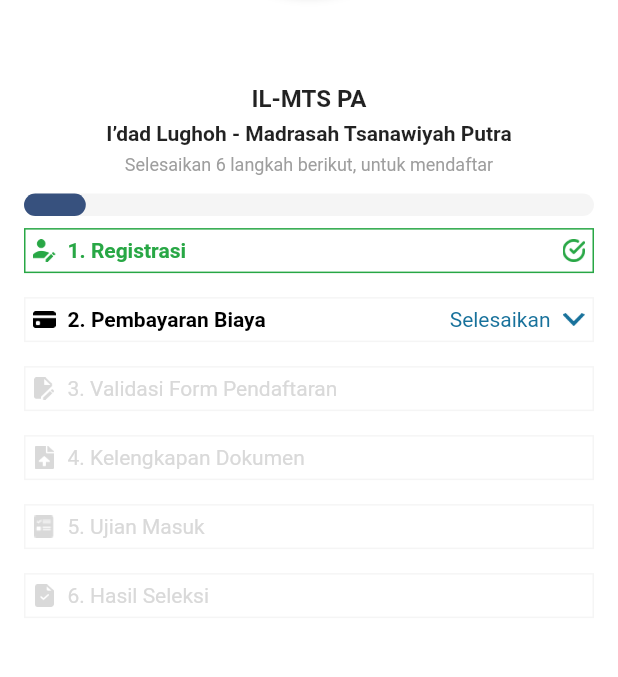
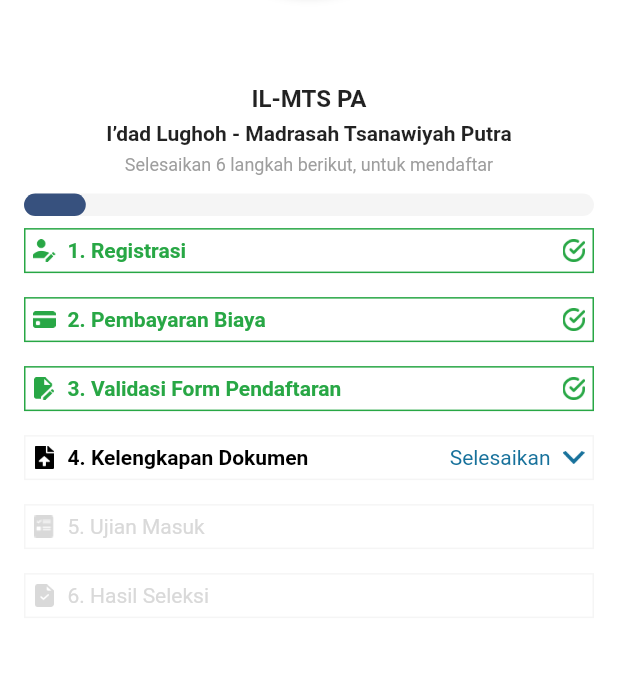
Before and after one commit to khaqim/belajar-flutter-af, a Flutter app: the screen it shows after launch, on a phone screen of 412 x 824 dp, the part 497-1174 px from its top. Run offline on Flutter 3.47's test engine with Material 2 defaults, Android fonts, the light colour scheme and no system bars.

Commit message:
set progress by activeMenuNumber

```diff
--- a/lib/home/redesign_home_page.dart
+++ b/lib/home/redesign_home_page.dart
@@ -1,7 +1,10 @@
 import 'package:flutter/material.dart';
 
 class RedesignHomePage extends StatelessWidget {
-  const RedesignHomePage({Key? key}) : super(key: key);
+  final int activeMenuNumber;
+
+  const RedesignHomePage({Key? key, required this.activeMenuNumber})
+      : super(key: key);
 
   /*
       var number = [6, 7, 8, 9]
@@ -13,14 +16,32 @@ class RedesignHomePage extends StatelessWidget {
   * */
 
   List<HomeMenu> _menus() {
-    return [
-      HomeMenu('icon6.png', '1. Registrasi', 'done'),
-      HomeMenu('icon1.png', '2. Pembayaran Biaya', 'current'),
+    var data = [
+      HomeMenu('icon6.png', '1. Registrasi'),
+      HomeMenu('icon1.png', '2. Pembayaran Biaya'),
       HomeMenu('icon2.png', '3. Validasi Form Pendaftaran'),
       HomeMenu('icon3.png', '4. Kelengkapan Dokumen'),
       HomeMenu('icon4.png', '5. Ujian Masuk'),
       HomeMenu('icon5.png', '6. Hasil Seleksi'),
     ];
+
+    var result = data.map((e) {
+      int position = data.indexOf(e) + 1;
+      if (position < activeMenuNumber) {
+        e.status = HomeStatus.done;
+      } else if (position == activeMenuNumber) {
+        e.status = HomeStatus.current;
+      }
+      return e;
+    }).toList();
+
+    return result;
+  }
+
+  List<Widget> _menuWidget(BuildContext context) {
+    return _menus().map((e) {
+      return _menu(context, menu: e);
+    }).toList();
   }
 
   @override
@@ -132,7 +153,8 @@ class RedesignHomePage extends StatelessWidget {
                           width: MediaQuery.of(context).size.width * 0.1)
                     ],
                   ),
-                  ..._menus().map((e) => _menu(context, menu: e)).toList(),
+                  ..._menuWidget(context),
+                  // ..._menus().map((e) => _menu(context, menu: e)).toList(),
                   /*
                   _menu(
                     context,
@@ -194,16 +216,16 @@ class RedesignHomePage extends StatelessWidget {
     );
   }
 
-  _menu(BuildContext context, {required HomeMenu menu}) {
+  Widget _menu(BuildContext context, {required HomeMenu menu}) {
     Color borderColor = const Color(0xffF5F5F5);
     Color textColor = const Color(0xffD9D9D9);
     Widget statusUI = Container();
 
-    if (menu.status == 'done') {
+    if (menu.status == HomeStatus.done) {
       borderColor = const Color(0xff28A745);
       textColor = const Color(0xff28A745);
       statusUI = Image.asset('assets/icons/icon7.png', height: 15, width: 15);
-    } else if (menu.status == 'current') {
+    } else if (menu.status == HomeStatus.current) {
       textColor = Colors.black;
       statusUI = GestureDetector(
         onTap: () {
@@ -229,8 +251,10 @@ class RedesignHomePage extends StatelessWidget {
       width: MediaQuery.of(context).size.width,
       decoration: BoxDecoration(border: Border.all(color: borderColor)),
       child: Row(
+        mainAxisAlignment: MainAxisAlignment.start,
         children: [
-          Image.asset('assets/icons/${menu.icon}', height: 15, width: 15),
+          Image.asset('assets/icons/${menu.icon}',
+              height: 15, width: 15, color: textColor),
           Expanded(
             child: Padding(
               padding: const EdgeInsets.only(left: 8.0),
@@ -238,7 +262,7 @@ class RedesignHomePage extends StatelessWidget {
                 menu.title,
                 style: TextStyle(
                   color: textColor,
-                  fontWeight: menu.status == 'disable'
+                  fontWeight: menu.status == HomeStatus.disable
                       ? FontWeight.normal
                       : FontWeight.bold,
                 ),
@@ -252,10 +276,12 @@ class RedesignHomePage extends StatelessWidget {
   }
 }
 
+enum HomeStatus { done, current, disable }
+
 class HomeMenu {
   final String icon;
   final String title;
-  final String status; // done , current, disable
+  HomeStatus status; // done , current, disable
 
-  HomeMenu(this.icon, this.title, [this.status = 'disable']);
+  HomeMenu(this.icon, this.title, [this.status = HomeStatus.disable]);
 }
--- a/lib/main.dart
+++ b/lib/main.dart
@@ -14,7 +14,7 @@ class MyApp extends StatelessWidget {
   @override
   Widget build(BuildContext context) {
     return const MaterialApp(
-      home: RedesignHomePage(),
+      home: RedesignHomePage(activeMenuNumber: 4),
     );
   }
 }
```
